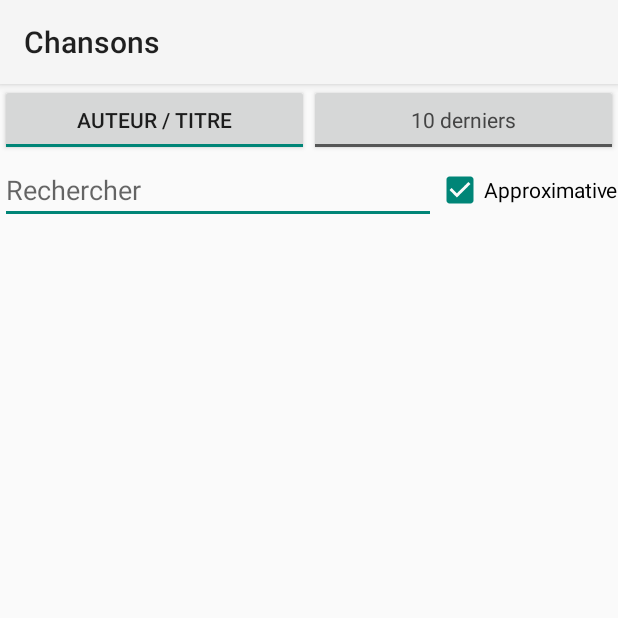
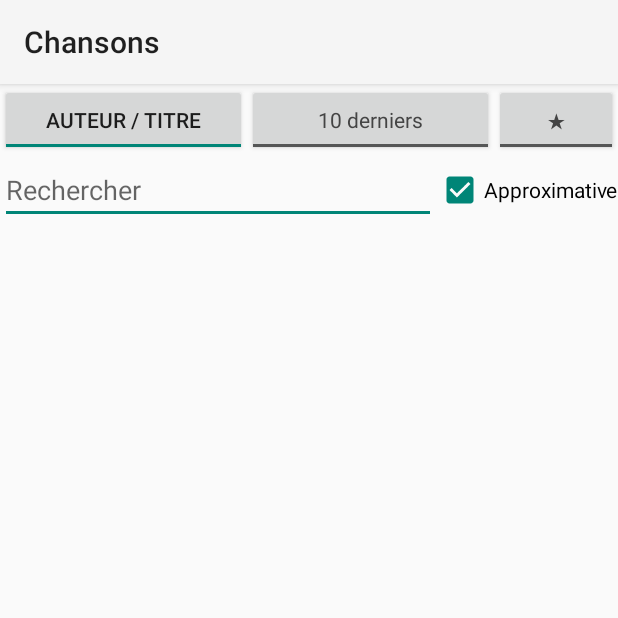
Before and after one commit to laurentcarrie/songbook-apk, an Android app: the screen it shows after launch (SongsActivity), after a tap on an icon or button, on a phone screen of 412 x 824 dp, the top half of it. Run offline under Robolectric (Android 15) with nearby library versions, the phone set to English and light mode, and no system bars; 2 statements that could not run were skipped.

Commit message:
Star: starred songs, a star on each row, a star filter button
Co-Authored-By: Claude Sonnet 5.5 <noreply@anthropic.com>

```diff
--- a/app/src/main/java/com/laurentcarrie/zik/SongsActivity.java
+++ b/app/src/main/java/com/laurentcarrie/zik/SongsActivity.java
@@ -36,7 +36,7 @@ public class SongsActivity extends Activity {
     private String query = "";
     private String tag, book;
     private ListView list;
-    private boolean authorFirst, fuzzyMode, recentOnly;
+    private boolean authorFirst, fuzzyMode, recentOnly, starOnly;
     /** How many songs the "last opened" button lists. */
     static final int RECENT_COUNT = 10;
 
@@ -47,6 +47,36 @@ public class SongsActivity extends Activity {
         r.add(0, pdf);
         while (r.size() > RECENT_COUNT) r.remove(r.size() - 1);
         prefs.edit().putString("recent", String.join("\n", r)).apply();
+    }
+
+    private static final int STAR_GOLD = Color.rgb(255, 193, 7), STAR_GREY = Color.rgb(170, 170, 170);
+
+    /** The ids of the starred songs. */
+    private java.util.Set<String> starred() {
+        java.util.Set<String> r = new java.util.HashSet<>();
+        for (String s : prefs.getString("starred", "").split("\n")) if (!s.isEmpty()) r.add(s);
+        return r;
+    }
+
+    private void toggleStar(Song song) {
+        java.util.Set<String> r = starred();
+        if (!r.remove(song.id)) r.add(song.id);
+        prefs.edit().putString("starred", String.join("\n", r)).apply();
+        if (starOnly) applyFilter(); // an unstarred song leaves the starred list
+        else ((BaseAdapter) list.getAdapter()).notifyDataSetChanged();
+    }
+
+    /** On: coloured with white bold text; off: the plain grey button. */
+    private static void paintToggle(ToggleButton b, boolean on, int onColor, android.graphics.drawable.Drawable offBackground) {
+        if (on) {
+            b.setBackgroundColor(onColor);
+            b.setTextColor(Color.WHITE);
+            b.setTypeface(null, Typeface.BOLD);
+        } else {
+            b.setBackground(offBackground);
+            b.setTextColor(Color.DKGRAY);
+            b.setTypeface(null, Typeface.NORMAL);
+        }
     }
 
     /** The pdfs of the songs opened last, the latest first. */
@@ -127,18 +157,7 @@ public class SongsActivity extends Activity {
         recent.setAllCaps(false);
         final android.graphics.drawable.Drawable offLook = recent.getBackground();
         final android.graphics.drawable.Drawable offBackground = offLook == null ? null : offLook.getConstantState().newDrawable();
-        // on: green with white bold text; off: the plain grey button
-        Runnable paint = () -> {
-            if (recentOnly) {
-                recent.setBackgroundColor(Color.rgb(46, 158, 79));
-                recent.setTextColor(Color.WHITE);
-                recent.setTypeface(null, Typeface.BOLD);
-            } else {
-                recent.setBackground(offBackground);
-                recent.setTextColor(Color.DKGRAY);
-                recent.setTypeface(null, Typeface.NORMAL);
-            }
-        };
+        Runnable paint = () -> paintToggle(recent, recentOnly, Color.rgb(46, 158, 79), offBackground);
         recent.setChecked(recentOnly);
         toggle.setEnabled(!recentOnly);
         paint.run();
@@ -149,10 +168,28 @@ public class SongsActivity extends Activity {
             paint.run();
             resort();
         });
+        // only the starred songs
+        starOnly = prefs.getBoolean("starOnly", false);
+        ToggleButton starButton = new ToggleButton(this);
+        starButton.setTextOn("★");
+        starButton.setTextOff("★");
+        starButton.setAllCaps(false);
+        final android.graphics.drawable.Drawable starOff = starButton.getBackground() == null ? null
+                : starButton.getBackground().getConstantState().newDrawable();
+        Runnable paintStar = () -> paintToggle(starButton, starOnly, STAR_GOLD, starOff);
+        starButton.setChecked(starOnly);
+        paintStar.run();
+        starButton.setOnCheckedChangeListener((b, checked) -> {
+            starOnly = checked;
+            prefs.edit().putBoolean("starOnly", checked).apply();
+            paintStar.run();
+            applyFilter();
+        });
         LinearLayout toggles = new LinearLayout(this);
         toggles.setOrientation(LinearLayout.HORIZONTAL);
         toggles.addView(toggle, new LinearLayout.LayoutParams(0, ViewGroup.LayoutParams.WRAP_CONTENT, 1f));
         toggles.addView(recent, new LinearLayout.LayoutParams(0, ViewGroup.LayoutParams.WRAP_CONTENT, 1f));
+        toggles.addView(starButton, new LinearLayout.LayoutParams(0, ViewGroup.LayoutParams.WRAP_CONTENT, 0.5f));
         layout.addView(toggles, new LinearLayout.LayoutParams(
                 ViewGroup.LayoutParams.MATCH_PARENT, ViewGroup.LayoutParams.WRAP_CONTENT));
         layout.addView(searchRow, new LinearLayout.LayoutParams(
@@ -198,7 +235,9 @@ public class SongsActivity extends Activity {
                 for (Song s : loaded) if (s.pdf.equals(pdf)) source.add(s);
             }
         }
+        java.util.Set<String> stars = starOnly ? starred() : null;
         for (Song s : source) {
+            if (stars != null && !stars.contains(s.id)) continue;
             String text = authorFirst ? s.author + " " + s.title : s.title + " " + s.author;
             if (fuzzyMode ? fuzzy(query, text) : exact(query, text)) songs.add(s);
         }
@@ -286,7 +325,22 @@ public class SongsActivity extends Activity {
                 row.addView(title);
                 row.addView(author);
             }
-            return row;
+            // the star: gold when the song is starred, grey otherwise; a tap changes it
+            final Song song = songs.get(i);
+            TextView star = new TextView(SongsActivity.this);
+            star.setText("★");
+            star.setTextSize(36);
+            star.setGravity(android.view.Gravity.CENTER);
+            star.setPadding(24, 0, 24, 0);
+            star.setTextColor(starred().contains(song.id) ? STAR_GOLD : STAR_GREY);
+            star.setOnClickListener(v -> toggleStar(song));
+            LinearLayout line = new LinearLayout(SongsActivity.this);
+            line.setOrientation(LinearLayout.HORIZONTAL);
+            line.setGravity(android.view.Gravity.CENTER_VERTICAL);
+            line.addView(row, new LinearLayout.LayoutParams(0, ViewGroup.LayoutParams.WRAP_CONTENT, 1f));
+            line.addView(star, new LinearLayout.LayoutParams(
+                    ViewGroup.LayoutParams.WRAP_CONTENT, ViewGroup.LayoutParams.MATCH_PARENT));
+            return line;
         }
     }
 }
```
